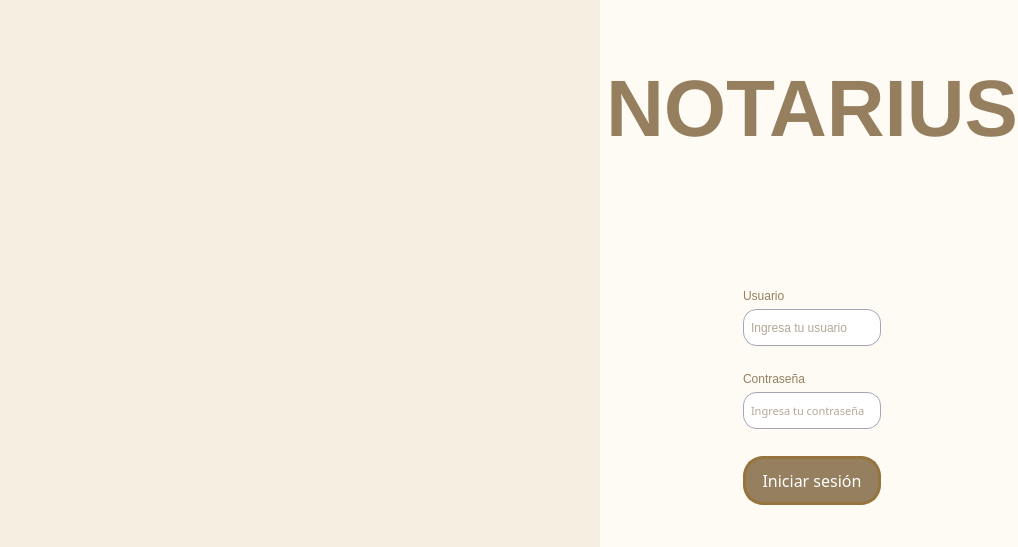
Before: the Qt Designer form ui/login.ui in andreadh01/Notarius, drawn with Qt 5.
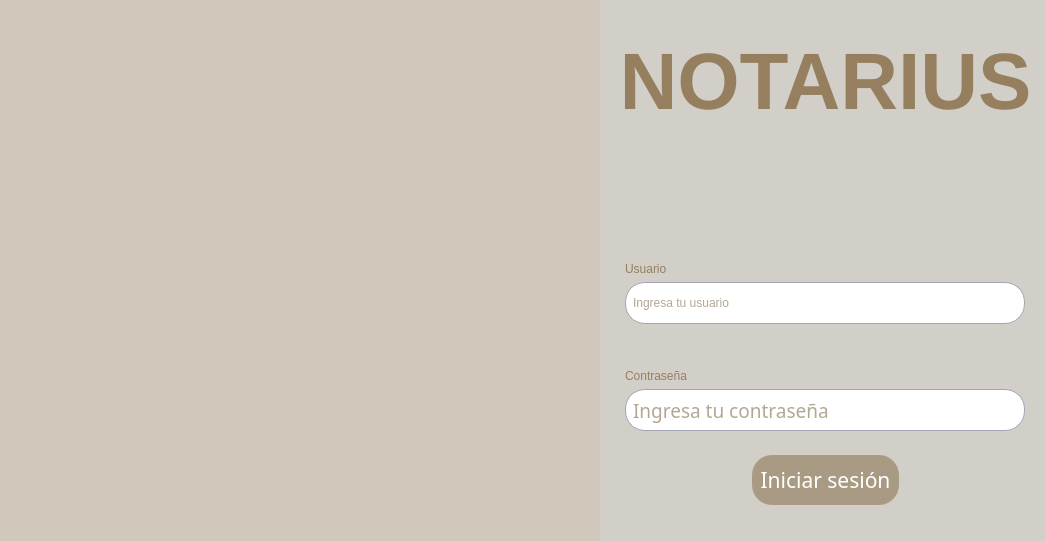
After: the same form once the commit is applied. Icons and pictures are not drawn.

What changed in the file:
```diff
--- a/ui/login.ui
+++ b/ui/login.ui
@@ -6,8 +6,8 @@
    <rect>
     <x>0</x>
     <y>0</y>
-    <width>895</width>
-    <height>547</height>
+    <width>1045</width>
+    <height>541</height>
    </rect>
   </property>
   <property name="sizePolicy">
@@ -21,7 +21,7 @@
   </property>
   <property name="styleSheet">
    <string notr="true">QDialog {
-background-color:rgba(245, 216, 174, 0.08);
+background-color: rgba(209, 207, 200, 1);
 
 }</string>
   </property>
@@ -73,7 +73,7 @@
       </widget>
      </item>
      <item>
-      <layout class="QVBoxLayout" name="verticalLayout" stretch="0,0,0,0,0,0,0,0,0,0,0,0">
+      <layout class="QVBoxLayout" name="verticalLayout" stretch="0,0,0,0,0,0,0,0,0,0,0">
        <item>
         <spacer name="verticalSpacer_4">
          <property name="orientation">
@@ -100,19 +100,6 @@
          </property>
         </spacer>
        </item>
-       <item>
-        <spacer name="verticalSpacer_5">
-         <property name="orientation">
-          <enum>Qt::Vertical</enum>
-         </property>
-         <property name="sizeHint" stdset="0">
-          <size>
-           <width>20</width>
-           <height>40</height>
-          </size>
-         </property>
-        </spacer>
-       </item>
        <item>
         <widget class="QLabel" name="label_3">
          <property name="font">
@@ -172,6 +159,19 @@
        </item>
        <item>
         <layout class="QGridLayout" name="gridLayout">
+         <item row="3" column="1">
+          <spacer name="horizontalSpacer_6">
+           <property name="orientation">
+            <enum>Qt::Horizontal</enum>
+           </property>
+           <property name="sizeHint" stdset="0">
+            <size>
+             <width>40</width>
+             <height>20</height>
+            </size>
+           </property>
+          </spacer>
+         </item>
          <item row="1" column="2">
           <spacer name="horizontalSpacer_3">
            <property name="orientation">
@@ -185,12 +185,12 @@
            </property>
           </spacer>
          </item>
-         <item row="4" column="1">
+         <item row="5" column="1">
           <widget class="QLineEdit" name="passwordfield">
            <property name="font">
             <font>
              <family>Arial Rounded MT Bold</family>
-             <pointsize>8</pointsize>
+             <pointsize>14</pointsize>
              <weight>50</weight>
              <italic>false</italic>
              <bold>false</bold>
@@ -201,13 +201,13 @@
            </property>
            <property name="styleSheet">
             <string notr="true">QLineEdit {
-border-radius: 14px;
+border-radius: 20px;
 border: 1px solid rgb(166, 164, 180);
-background-color: white;
+background-color: rgb(255, 255, 255);
 color: rgb(103, 80, 41);
 padding: 5px;
-font: 8pt &quot;Arial Rounded MT Bold&quot;;
-height: 25px;
+font: 14pt &quot;Arial Rounded MT Bold&quot;;
+height: 30px;
 }</string>
            </property>
            <property name="placeholderText">
@@ -215,8 +215,60 @@
            </property>
           </widget>
          </item>
-         <item row="2" column="1">
-          <spacer name="horizontalSpacer_6">
+         <item row="3" column="2">
+          <spacer name="horizontalSpacer_7">
+           <property name="orientation">
+            <enum>Qt::Horizontal</enum>
+           </property>
+           <property name="sizeHint" stdset="0">
+            <size>
+             <width>40</width>
+             <height>20</height>
+            </size>
+           </property>
+          </spacer>
+         </item>
+         <item row="5" column="2">
+          <spacer name="horizontalSpacer_4">
+           <property name="orientation">
+            <enum>Qt::Horizontal</enum>
+           </property>
+           <property name="sizeHint" stdset="0">
+            <size>
+             <width>40</width>
+             <height>20</height>
+            </size>
+           </property>
+          </spacer>
+         </item>
+         <item row="1" column="0">
+          <spacer name="horizontalSpacer">
+           <property name="orientation">
+            <enum>Qt::Horizontal</enum>
+           </property>
+           <property name="sizeHint" stdset="0">
+            <size>
+             <width>40</width>
+             <height>20</height>
+            </size>
+           </property>
+          </spacer>
+         </item>
+         <item row="3" column="0">
+          <spacer name="horizontalSpacer_5">
+           <property name="orientation">
+            <enum>Qt::Horizontal</enum>
+           </property>
+           <property name="sizeHint" stdset="0">
+            <size>
+             <width>40</width>
+             <height>20</height>
+            </size>
+           </property>
+          </spacer>
+         </item>
+         <item row="5" column="0">
+          <spacer name="horizontalSpacer_2">
            <property name="orientation">
             <enum>Qt::Horizontal</enum>
            </property>
@@ -232,7 +284,7 @@
           <widget class="QLineEdit" name="user">
            <property name="minimumSize">
             <size>
-             <width>0</width>
+             <width>400</width>
              <height>0</height>
             </size>
            </property>
@@ -241,13 +293,13 @@
            </property>
            <property name="styleSheet">
             <string notr="true">QLineEdit {
-border-radius: 14px;
+border-radius: 20px;
 border: 1px solid rgb(166, 164, 180);
-background-color: white;
+background-color: rgb(255, 255, 255);
 color: rgb(103, 80, 41);
 padding: 5px;
-font: 8pt &quot;Arial Rounded MT Bold&quot;;
-height: 25px;
+font: 14pt &quot;Arial Rounded MT Bold&quot;;
+height: 30px;
 }</string>
            </property>
            <property name="placeholderText">
@@ -255,71 +307,6 @@
            </property>
           </widget>
          </item>
-         <item row="2" column="0">
-          <spacer name="horizontalSpacer_5">
-           <property name="orientation">
-            <enum>Qt::Horizontal</enum>
-           </property>
-           <property name="sizeHint" stdset="0">
-            <size>
-             <width>40</width>
-             <height>20</height>
-            </size>
-           </property>
-          </spacer>
-         </item>
-         <item row="1" column="0">
-          <spacer name="horizontalSpacer">
-           <property name="orientation">
-            <enum>Qt::Horizontal</enum>
-           </property>
-           <property name="sizeHint" stdset="0">
-            <size>
-             <width>40</width>
-             <height>20</height>
-            </size>
-           </property>
-          </spacer>
-         </item>
-         <item row="2" column="2">
-          <spacer name="horizontalSpacer_7">
-           <property name="orientation">
-            <enum>Qt::Horizontal</enum>
-           </property>
-           <property name="sizeHint" stdset="0">
-            <size>
-             <width>40</width>
-             <height>20</height>
-            </size>
-           </property>
-          </spacer>
-         </item>
-         <item row="4" column="2">
-          <spacer name="horizontalSpacer_4">
-           <property name="orientation">
-            <enum>Qt::Horizontal</enum>
-           </property>
-           <property name="sizeHint" stdset="0">
-            <size>
-             <width>40</width>
-             <height>20</height>
-            </size>
-           </property>
-          </spacer>
-         </item>
-         <item row="4" column="0">
-          <spacer name="horizontalSpacer_2">
-           <property name="orientation">
-            <enum>Qt::Horizontal</enum>
-           </property>
-           <property name="sizeHint" stdset="0">
-            <size>
-             <width>40</width>
-             <height>20</height>
-            </size>
-           </property>
-          </spacer>
-         </item>
          <item row="0" column="1">
           <widget class="QLabel" name="label_2">
            <property name="styleSheet">
@@ -333,7 +320,7 @@
            </property>
           </widget>
          </item>
-         <item row="3" column="1">
+         <item row="4" column="1">
           <widget class="QLabel" name="label_4">
            <property name="styleSheet">
             <string notr="true">QLabel {
@@ -346,6 +333,19 @@
            </property>
           </widget>
          </item>
+         <item row="2" column="1">
+          <spacer name="verticalSpacer_5">
+           <property name="orientation">
+            <enum>Qt::Vertical</enum>
+           </property>
+           <property name="sizeHint" stdset="0">
+            <size>
+             <width>20</width>
+             <height>40</height>
+            </size>
+           </property>
+          </spacer>
+         </item>
         </layout>
        </item>
        <item>
@@ -387,7 +387,7 @@
            <property name="font">
             <font>
              <family>Arial Rounded MT Bold</family>
-             <pointsize>12</pointsize>
+             <pointsize>16</pointsize>
              <weight>50</weight>
              <italic>false</italic>
              <bold>false</bold>
@@ -396,12 +396,10 @@
            <property name="styleSheet">
             <string notr="true">QPushButton {
 border-radius: 20px;
-border: 3px solid #95753d;
-background-color: rgba(149, 127, 95, 1);
+background-color: rgba(149, 127, 95, 0.66);
 color: white;
 padding:10px 0;
-
-font: 12pt &quot;Arial Rounded MT Bold&quot;;
+font: 16pt &quot;Arial Rounded MT Bold&quot;;
 }
 
 QPushButton:hover {
```
Left out of the diff: 4 changed lines with no effect on the pictures.
